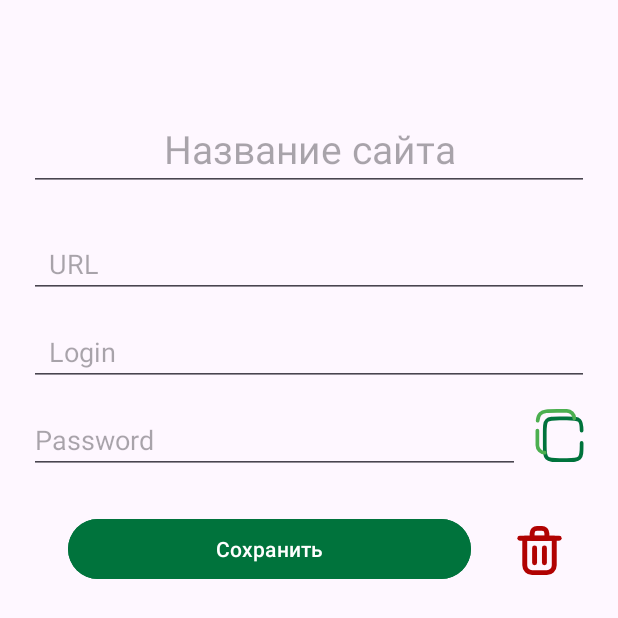
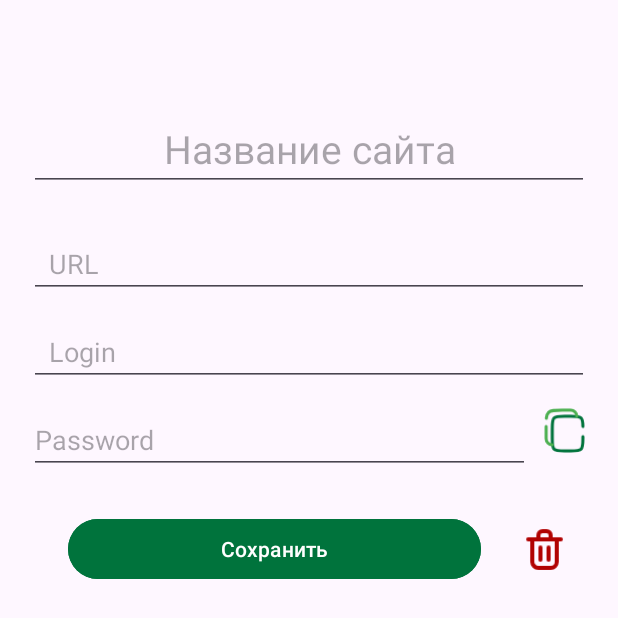
Before and after one commit to arekalov/PassKeeper, an Android app: the DetailPasswordFragment screen opened through its navigation route, on a phone screen of 412 x 824 dp. Shown: the top 618 px of the screen. Run offline under Robolectric (Android 15) with nearby library versions, the phone set to English and light mode, and no system bars; our stand-ins replace Room's generated code, sdp/ssp sizes; 7 statements that could not run were skipped.

Commit message:
edit fragment_detail_password.xml (icons sizes)

```diff
--- a/app/src/main/res/layout/fragment_detail_password.xml
+++ b/app/src/main/res/layout/fragment_detail_password.xml
@@ -24,7 +24,7 @@
         android:layout_height="wrap_content"
         android:hint="@string/url"
         android:paddingStart="@dimen/_10sdp"
-        android:inputType="text"
+        android:inputType="textUri"
         app:layout_constraintTop_toBottomOf="@id/et_name"
         android:layout_marginTop="@dimen/_20sdp"/>
 
@@ -52,8 +52,8 @@
 
     <ImageView
         android:id="@+id/btn_copy"
-        android:layout_width="@dimen/_30sdp"
-        android:layout_height="@dimen/_30sdp"
+        android:layout_width="@dimen/_25sdp"
+        android:layout_height="@dimen/_25sdp"
         android:src="@drawable/ic_copy"
         app:layout_constraintTop_toTopOf="@id/et_password"
         app:layout_constraintEnd_toEndOf="parent"
@@ -75,11 +75,11 @@
 
     <ImageView
         android:id="@+id/btn_delete"
-        android:layout_width="@dimen/_30sdp"
-        android:layout_height="@dimen/_30sdp"
+        android:layout_width="@dimen/_25sdp"
+        android:layout_height="@dimen/_25sdp"
         android:src="@drawable/ic_delete"
         app:layout_constraintTop_toBottomOf="@id/et_password"
-        android:layout_marginTop="@dimen/_24sdp"
+        android:layout_marginTop="@dimen/_26sdp"
         app:layout_constraintEnd_toEndOf="parent"
         android:layout_marginEnd="@dimen/_10sdp"
         android:contentDescription="@string/description"/>
```
